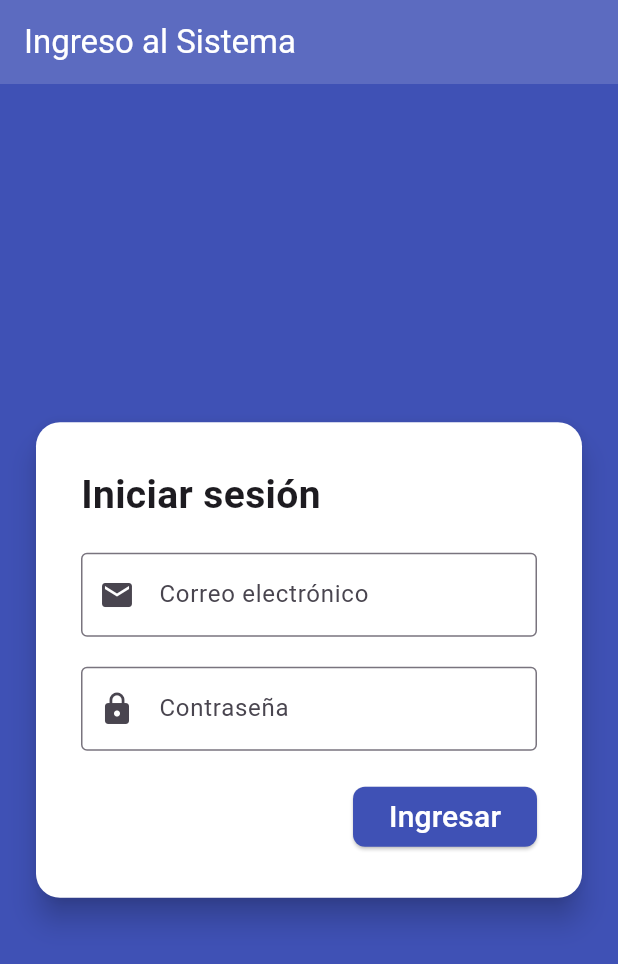
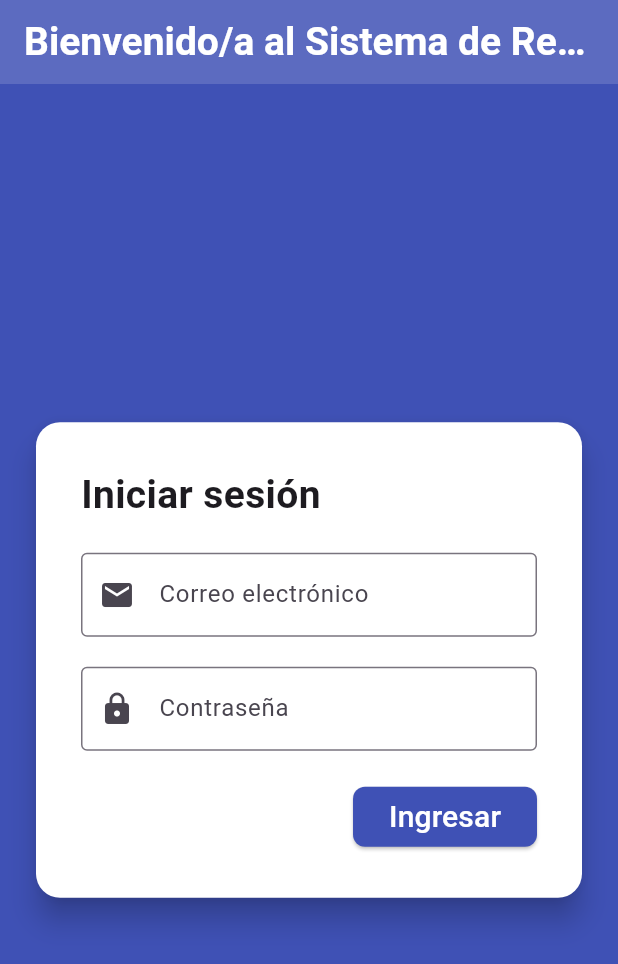
Before and after one commit to jmonsalve622/Proyecto-Ing-SW-10, a Flutter app: the screen it shows after launch, on a phone screen of 412 x 824 dp. Shown: the top 964 px of the screen. Run offline on Flutter 3.47's test engine with Material 3 defaults, Android fonts, the phone set to English and light mode, and no system bars; our stand-ins replace flutter_map, latlong2.

Commit message:
refactor: Diseño de la LoginPage

```diff
--- a/lib/main.dart
+++ b/lib/main.dart
@@ -1,5 +1,4 @@
 import 'package:flutter/material.dart';
-import 'package:proyecto_ing_sw_10/pages/home_page.dart';
 import 'package:proyecto_ing_sw_10/pages/log_in_page.dart';
 
 void main() {
--- a/lib/pages/log_in_page.dart
+++ b/lib/pages/log_in_page.dart
@@ -1,9 +1,8 @@
 import 'package:flutter/material.dart';
 import 'package:proyecto_ing_sw_10/pages/home_page.dart';
 import 'package:proyecto_ing_sw_10/utils/mock_data.dart';
-import 'package:proyecto_ing_sw_10/utils/logic.dart';
 
-// flutter run -t lib/log_in_page.dart -d edge
+// flutter run -t lib/pages/log_in_page.dart -d edge
 
 /// El Screen de arranque
 class LogInPage extends StatelessWidget {
@@ -14,7 +13,14 @@ class LogInPage extends StatelessWidget {
     return Scaffold(
       backgroundColor: Colors.indigo,
       appBar: AppBar(
-        title: const Text("Ingreso al Sistema"),
+        centerTitle: true,
+        title: const Text(
+          "Bienvenido/a al Sistema de Reporte y Seguimiento de Objetos Perdidos",
+          style: TextStyle(
+            fontSize: 26,
+            fontWeight: FontWeight.bold,
+          ),
+        ),
         backgroundColor: Colors.indigo.shade400,
         foregroundColor: Colors.white,
       ),
@@ -222,7 +228,7 @@ class _LoginInputSeccionState extends State<LoginInputSeccion> {
   }
 }
 
-
+/*
 // Main de prueba
 void main() {
   runApp(const MainApp());
@@ -239,3 +245,4 @@ class MainApp extends StatelessWidget {
     );
   }
 }
+ */
```
